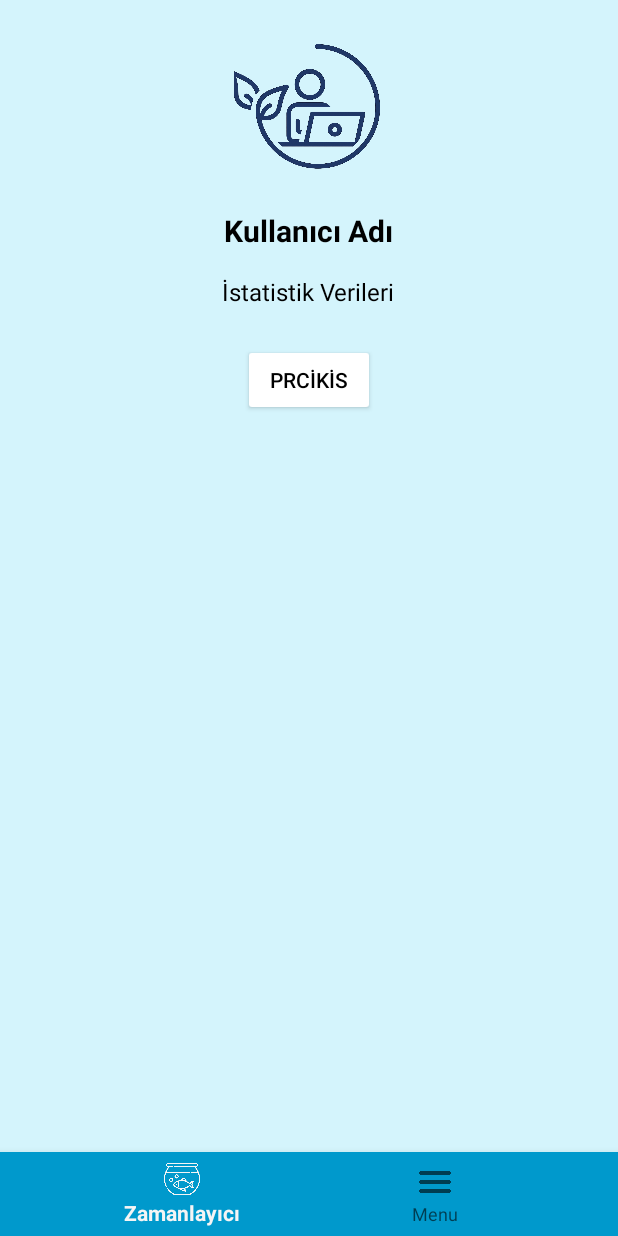
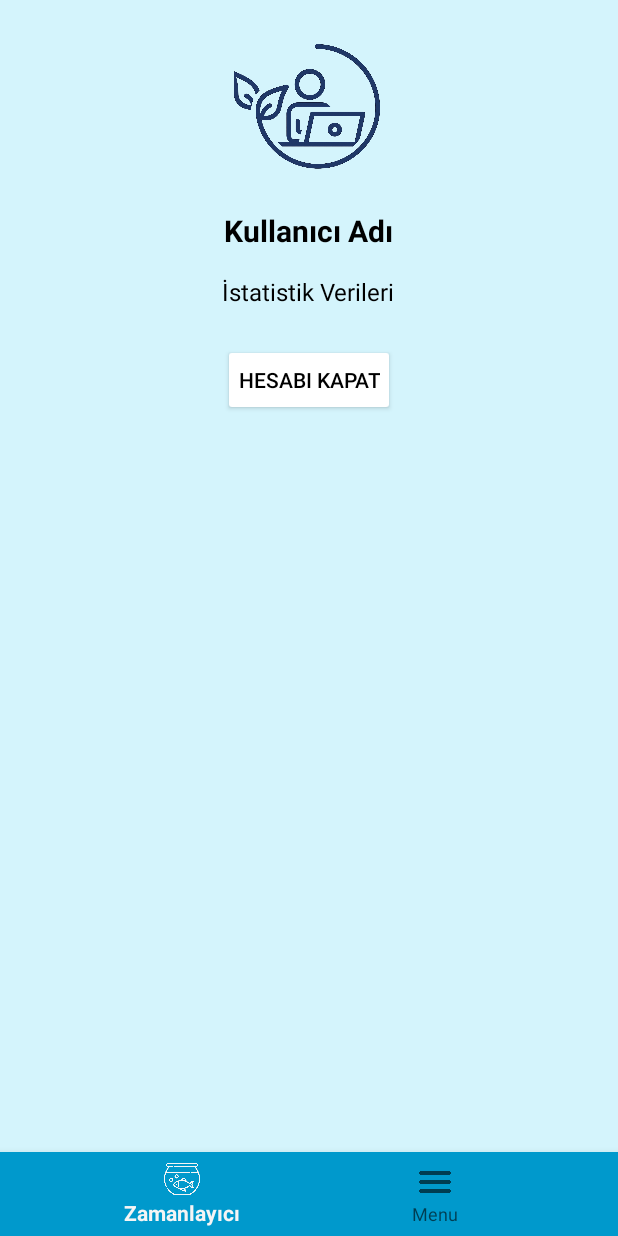
Before and after one commit to fatmanurtilki/ForestAqua, an Android app: the fragment ProfileFragment placed in its activity, on a phone screen of 412 x 824 dp. Run offline under Robolectric (Android 15) with nearby library versions, the phone set to English and light mode, and no system bars; our stand-ins replace Firebase (no records; nobody signed in at launch, a user with empty details on screens opened directly); 1 statement that could not run was skipped.

Commit message:
tr-ue v2

```diff
--- a/app/src/main/res/layout/fragment_profile.xml
+++ b/app/src/main/res/layout/fragment_profile.xml
@@ -37,7 +37,7 @@
         android:id="@+id/btnLogout"
         android:layout_width="wrap_content"
         android:layout_height="wrap_content"
-        android:text="prcikis"
+        android:text="@string/prcikis"
         android:backgroundTint="@color/white"
         android:textColor="@android:color/black"
         android:padding="10dp" />
```
